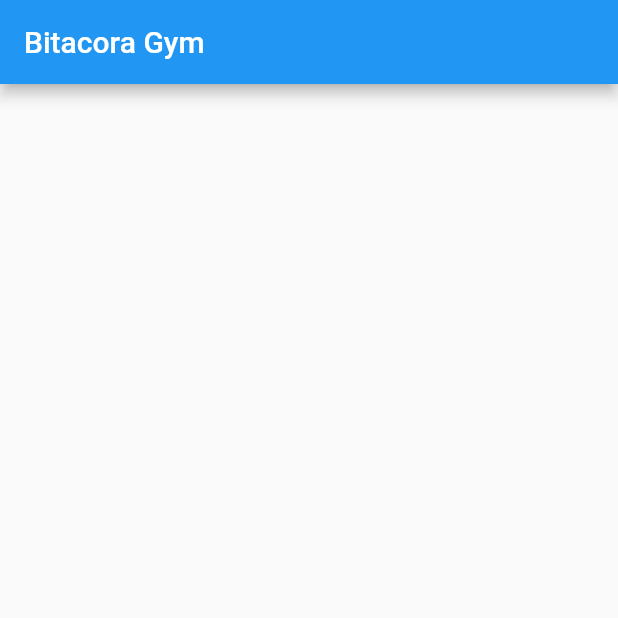
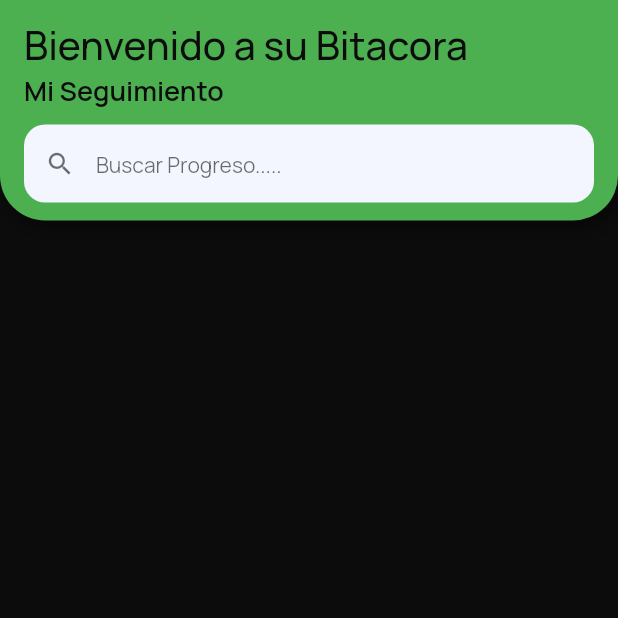
Before and after one commit to rexnike/bitacora, a Flutter app: the screen it shows after launch, on a phone screen of 412 x 824 dp, the top half of it. Run offline on Flutter 3.47's test engine with Material 2 defaults, Android fonts, the phone set to English and light mode, and no system bars; our stand-ins replace cloud_firestore, firebase_core, google_fonts; accounts and stored records are empty.

Commit message:
sexto comit

```diff
--- a/lib/main.dart
+++ b/lib/main.dart
@@ -1,6 +1,7 @@
 import 'package:bitacora/pages/home_page.dart';
 import 'package:firebase_core/firebase_core.dart';
 import 'package:flutter/material.dart';
+import 'package:google_fonts/google_fonts.dart';
 
 void main() async {
 
@@ -17,6 +18,9 @@ class MyApp extends StatelessWidget {
     return MaterialApp(
       title: "Firetask",
       debugShowCheckedModeBanner: false,
+      theme: ThemeData(
+        textTheme: GoogleFonts.manropeTextTheme(),
+      ),
       home:  HomePage(),
     );
   }
--- a/lib/pages/home_page.dart
+++ b/lib/pages/home_page.dart
@@ -1,4 +1,7 @@
 
+import 'package:bitacora/ui/general/colors.dart';
+import 'package:bitacora/ui/widgets/general_widgets.dart';
+import 'package:bitacora/ui/widgets/textfield_search_widget.dart';
 import 'package:cloud_firestore/cloud_firestore.dart';
 import 'package:flutter/material.dart';
 
@@ -10,31 +13,58 @@ class HomePage extends StatelessWidget {
   @override
   Widget build(BuildContext context) {
     return Scaffold(
-      appBar: AppBar(
-        title: Text("Bitacora Gym"),
+      backgroundColor: kBrandtercerColor,
+     body: SingleChildScrollView(
+      child:  Column(
+        children: [
+          Container(
+            padding: const EdgeInsets.symmetric(horizontal: 16.0, vertical: 12.0,),
+            width: double.infinity,
+            decoration: BoxDecoration(
+              color: Colors.green,
+              borderRadius: const BorderRadius.only(
+                bottomRight: Radius.circular(30.0),
+                bottomLeft: Radius.circular(30.0),
+              ),
+              boxShadow: [
+                BoxShadow(
+                  color: Colors.black.withOpacity(0.5),
+                  blurRadius: 12,
+                  offset: const Offset(4, 4),
+                ),
+              ],
+            ),
+            child: SafeArea(
+              child: Column(
+                crossAxisAlignment: CrossAxisAlignment.start,
+                children: [
+
+                  Text("Bienvenido a su Bitacora",
+                  style: TextStyle(
+                    fontSize: 26.0,
+                    fontWeight: FontWeight.w500,
+                    color: kBrandPrimaryColor,
+                      ),
+                    ),
+
+                  Text("Mi Seguimiento",
+                  style: TextStyle(
+                    fontSize: 18.0,
+                    fontWeight: FontWeight.w600,
+                    color: kBrandPrimaryColor,
+                    ),
+                  ),
+
+                  divider10(),
+
+                  TextFieldSearchWidget(),
+                ],
+              ),
+            ),
+          )
+        ],
       ),
-
-      body: StreamBuilder(
-        stream: taskReference.snapshots(),
-        builder: (BuildContext context, AsyncSnapshot snap){
-          if(snap.hasData){
-            QuerySnapshot collection = snap.data;
-            List<QueryDocumentSnapshot> docs = collection.docs;
-            List<Map<String, dynamic>> docsMap = docs.map((e) => e.data() as Map<String, dynamic>).toList();
-            print(docsMap);
-            return ListView.builder(
-              itemCount: docsMap.length,
-              itemBuilder: (BuildContext context, int index){
-                return ListTile(
-                  title: Text(docsMap[index]["title"]),
-                );
-
-              },
-            );
-          }
-          return Center(child: CircularProgressIndicator(),);
-         },
-        ),
+     ),
       );
     }
 }
--- /dev/null
+++ b/lib/ui/general/colors.dart
@@ -0,0 +1,6 @@
+
+import 'dart:ui';
+
+Color kBrandPrimaryColor = const Color.fromARGB(255, 12, 12, 12);
+Color kBrandSecundatyColor = const Color(0xffF4F6FF);
+Color kBrandtercerColor = const Color.fromARGB(255, 12, 12, 12);
--- /dev/null
+++ b/lib/ui/widgets/general_widgets.dart
@@ -0,0 +1,17 @@
+
+import 'package:flutter/material.dart';
+
+
+Widget divider3() => const SizedBox(height: 3);
+Widget divider6() => const SizedBox(height: 6);
+Widget divider10() => const SizedBox(height: 10);
+Widget divider20() => const SizedBox(height: 20);
+Widget divider30() => const SizedBox(height: 30);
+Widget divider40() => const SizedBox(height: 40);
+
+Widget divider3Width() => const SizedBox(width: 3);
+Widget divider6width() => const SizedBox(width: 6);
+Widget divider10width() => const SizedBox(width: 10);
+Widget divider20width() => const SizedBox(width: 20);
+Widget divider30width() => const SizedBox(width: 30);
+Widget divider40Width() => const SizedBox(width: 40);
--- /dev/null
+++ b/lib/ui/widgets/textfield_search_widget.dart
@@ -0,0 +1,32 @@
+
+import 'package:bitacora/ui/general/colors.dart';
+import 'package:flutter/material.dart';
+
+class TextFieldSearchWidget extends StatelessWidget {
+  const TextFieldSearchWidget({super.key});
+
+  @override
+  Widget build(BuildContext context) {
+    return TextField(
+                    decoration: InputDecoration(
+                    contentPadding: const EdgeInsets.symmetric(horizontal: 12.0, vertical: 15.0),
+                      prefixIcon: Icon(Icons.search, size: 20.0, color: kBrandPrimaryColor.withOpacity(0.6),),
+                      hintText: "Buscar Progreso.....",
+                      hintStyle: TextStyle(
+                        fontSize: 14.0,
+                        color: kBrandPrimaryColor.withOpacity(0.6),
+                      ),
+                      filled: true,
+                      fillColor: kBrandSecundatyColor,
+                      focusedBorder: OutlineInputBorder(
+                        borderRadius: BorderRadius.circular(14.0),
+                        borderSide: BorderSide.none,
+                      ),
+                      enabledBorder: OutlineInputBorder(
+                        borderRadius: BorderRadius.circular(14.0),
+                        borderSide: BorderSide.none,
+                      ),
+                    ),
+                  );
+  }
+}
--- a/pubspec.yaml
+++ b/pubspec.yaml
@@ -38,6 +38,7 @@ dependencies:
   cupertino_icons: ^1.0.2
   firebase_core: ^2.4.0
   cloud_firestore: ^4.3.0
+  google_fonts: ^3.0.1
 
 dev_dependencies:
   flutter_test:
```
Also changed, not shown: pubspec.lock, 1 other file.
